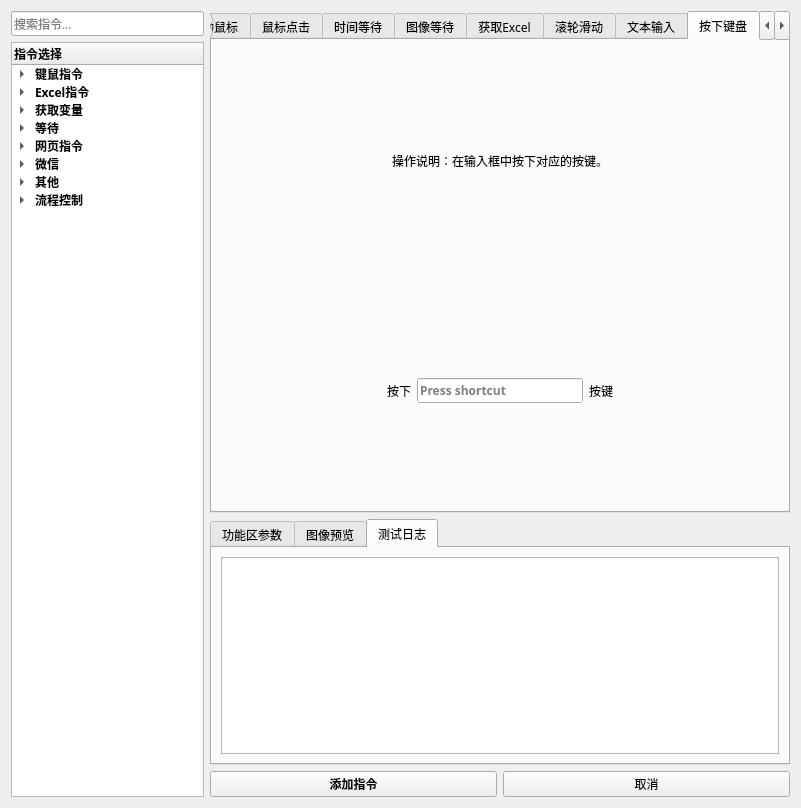
Above: 窗体/导航窗口.ui from FsterThanLight/automatic_clicker_2 before the change. Below: the same form after it.
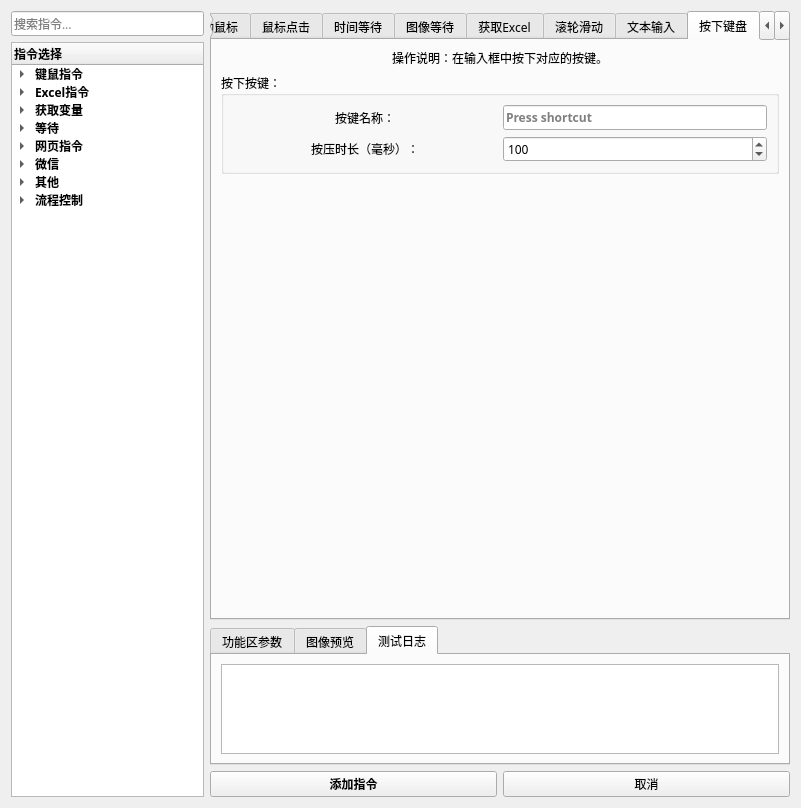
That is the form after the change. The open tabs and pages were chosen to show the change. Icons and pictures are not drawn.

Commit message: 2024年05月13日 16:51:16 按下键盘ui修改

What changed in the file:
```diff
--- a/窗体/导航窗口.ui
+++ b/窗体/导航窗口.ui
@@ -2639,7 +2639,7 @@
         <attribute name="title">
          <string>按下键盘</string>
         </attribute>
-        <layout class="QVBoxLayout" name="verticalLayout_11">
+        <layout class="QVBoxLayout" name="verticalLayout_10">
          <item>
           <widget class="QLabel" name="label_24">
            <property name="text">
@@ -2649,77 +2649,78 @@
             <set>Qt::AlignCenter</set>
            </property>
            <property name="wordWrap">
-            <bool>true</bool>
+            <bool>false</bool>
            </property>
           </widget>
          </item>
          <item>
-          <layout class="QVBoxLayout" name="verticalLayout_10">
-           <item>
-            <layout class="QHBoxLayout" name="horizontalLayout_7">
-             <item>
-              <spacer name="horizontalSpacer">
-               <property name="orientation">
-                <enum>Qt::Horizontal</enum>
-               </property>
-               <property name="sizeHint" stdset="0">
-                <size>
-                 <width>40</width>
-                 <height>20</height>
-                </size>
-               </property>
-              </spacer>
-             </item>
-             <item>
-              <widget class="QLabel" name="label_19">
-               <property name="text">
-                <string>按下</string>
-               </property>
-               <property name="alignment">
-                <set>Qt::AlignCenter</set>
-               </property>
-              </widget>
-             </item>
-             <item>
-              <widget class="QKeySequenceEdit" name="keySequenceEdit">
-               <property name="font">
-                <font>
-                 <family>微软雅黑</family>
-                 <weight>75</weight>
-                 <bold>true</bold>
-                </font>
-               </property>
-               <property name="layoutDirection">
-                <enum>Qt::LeftToRight</enum>
-               </property>
-              </widget>
-             </item>
-             <item>
-              <widget class="QLabel" name="label_20">
-               <property name="text">
-                <string>按键</string>
-               </property>
-               <property name="alignment">
-                <set>Qt::AlignCenter</set>
-               </property>
-              </widget>
-             </item>
-             <item>
-              <spacer name="horizontalSpacer_2">
-               <property name="orientation">
-                <enum>Qt::Horizontal</enum>
-               </property>
-               <property name="sizeHint" stdset="0">
-                <size>
-                 <width>40</width>
-                 <height>20</height>
-                </size>
-               </property>
-              </spacer>
-             </item>
-            </layout>
-           </item>
-          </layout>
+          <widget class="QGroupBox" name="groupBox_65">
+           <property name="title">
+            <string>按下按键：</string>
+           </property>
+           <layout class="QGridLayout" name="gridLayout_62" columnstretch="1,1" rowminimumheight="1,1" columnminimumwidth="0,0">
+            <item row="0" column="0">
+             <widget class="QLabel" name="label_163">
+              <property name="text">
+               <string>按键名称：</string>
+              </property>
+              <property name="alignment">
+               <set>Qt::AlignCenter</set>
+              </property>
+             </widget>
+            </item>
+            <item row="0" column="1">
+             <widget class="QKeySequenceEdit" name="keySequenceEdit">
+              <property name="font">
+               <font>
+                <family>微软雅黑</family>
+                <weight>75</weight>
+                <bold>true</bold>
+               </font>
+              </property>
+              <property name="layoutDirection">
+               <enum>Qt::LeftToRight</enum>
+              </property>
+             </widget>
+            </item>
+            <item row="1" column="0">
+             <widget class="QLabel" name="label_167">
+              <property name="text">
+               <string>按压时长（毫秒）：</string>
+              </property>
+              <property name="alignment">
+               <set>Qt::AlignCenter</set>
+              </property>
+             </widget>
+            </item>
+            <item row="1" column="1">
+             <widget class="QSpinBox" name="spinBox_27">
+              <property name="minimum">
+               <number>1</number>
+              </property>
+              <property name="maximum">
+               <number>1000000</number>
+              </property>
+              <property name="value">
+               <number>100</number>
+              </property>
+             </widget>
+            </item>
+           </layout>
+          </widget>
+         </item>
+         <item>
+          <spacer name="verticalSpacer_36">
+           <property name="orientation">
+            <enum>Qt::Vertical</enum>
+           </property>
+           <property name="sizeHint" stdset="0">
+            <size>
+             <width>20</width>
+             <height>448</height>
+            </size>
+           </property>
+          </spacer>
          </item>
         </layout>
        </widget>
@@ -8224,15 +8225,6 @@
                 </color>
                </brush>
               </colorrole>
-              <colorrole role="PlaceholderText">
-               <brush brushstyle="SolidPattern">
-                <color alpha="128">
-                 <red>0</red>
-                 <green>0</green>
-                 <blue>255</blue>
-                </color>
-               </brush>
-              </colorrole>
              </active>
              <inactive>
               <colorrole role="Text">
@@ -8244,15 +8236,6 @@
                 </color>
                </brush>
               </colorrole>
-              <colorrole role="PlaceholderText">
-               <brush brushstyle="SolidPattern">
-                <color alpha="128">
-                 <red>0</red>
-                 <green>0</green>
-                 <blue>255</blue>
-                </color>
-               </brush>
-              </colorrole>
              </inactive>
              <disabled>
               <colorrole role="Text">
@@ -8264,15 +8247,6 @@
                 </color>
                </brush>
               </colorrole>
-              <colorrole role="PlaceholderText">
-               <brush brushstyle="SolidPattern">
-                <color alpha="128">
-                 <red>0</red>
-                 <green>0</green>
-                 <blue>0</blue>
-                </color>
-               </brush>
-              </colorrole>
              </disabled>
             </palette>
            </property>
```
Left out of the diff: 361 changed lines with no effect on the pictures. The commit also changes 4 other files.
